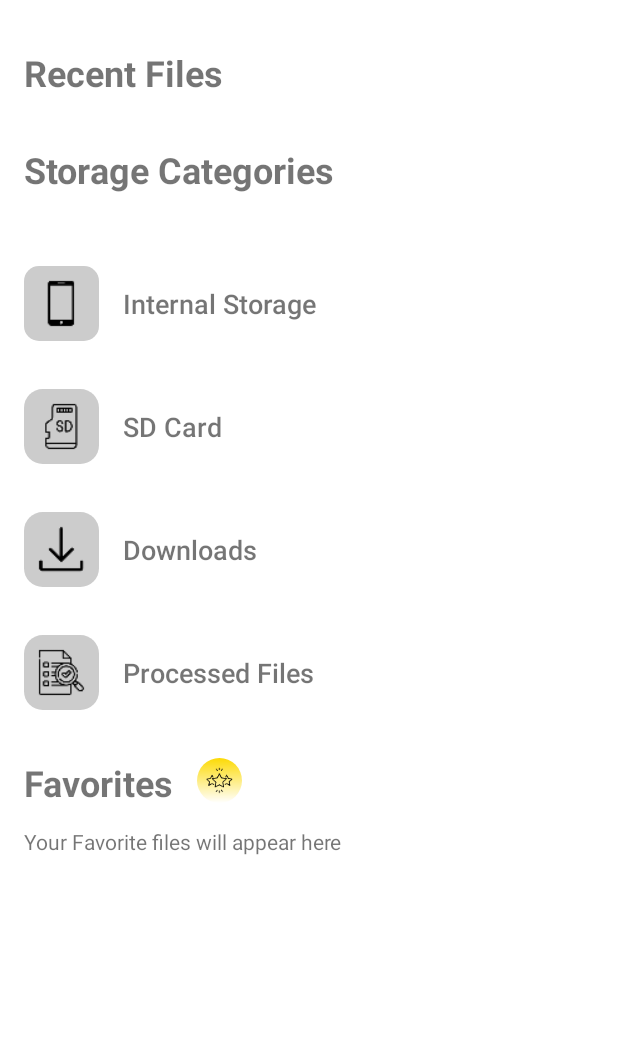
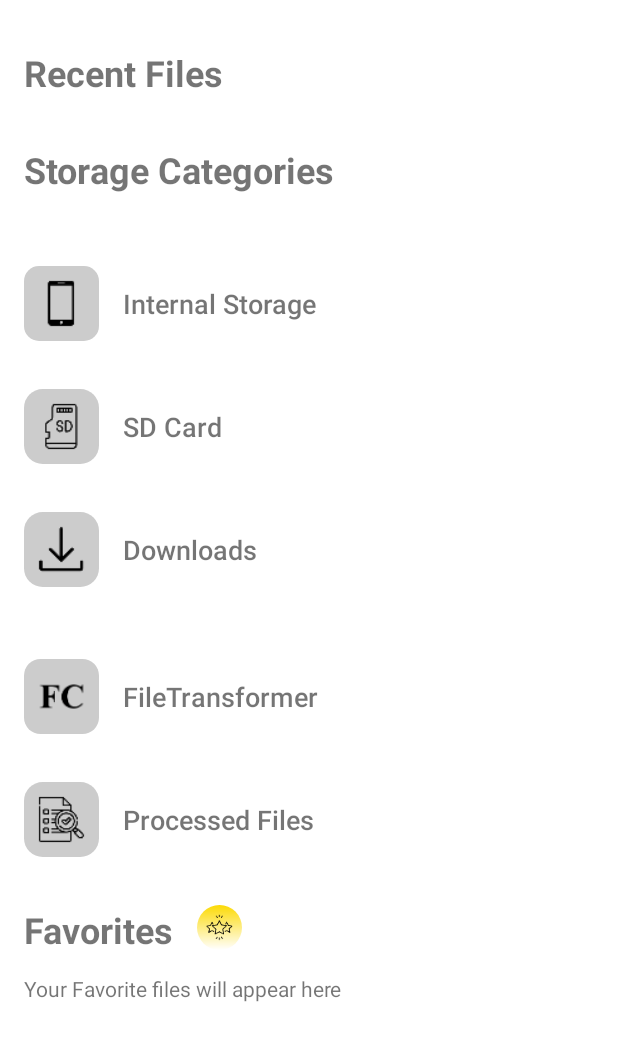
Before and after one commit to Cranked/AndroidFileConverter, an Android app: the layout fragment_home.xml on its own in the app's theme, with its tools: preview values and no code run, on a phone screen of 412 x 824 dp. Shown: the top 1041 px of the screen. Run offline under Robolectric (Android 15) with nearby library versions, the light colour scheme and no system bars.

Commit message:
filetransform option has inserted

```diff
--- a/app/src/main/java/com/cranked/androidfileconverter/ui/home/StorageModel.kt
+++ b/app/src/main/java/com/cranked/androidfileconverter/ui/home/StorageModel.kt
@@ -4,5 +4,6 @@ data class StorageModel(
     val internalStorageSize: String,
     val sdCardSize: String,
     val downloadSize: String,
+    val fileTransformFolderSize: String,
     val processedSize: String
 )
--- a/app/src/main/java/com/cranked/androidfileconverter/utils/file/FileUtility.kt
+++ b/app/src/main/java/com/cranked/androidfileconverter/utils/file/FileUtility.kt
@@ -3,6 +3,7 @@ package com.cranked.androidfileconverter.utils.file
 import android.os.Environment
 import com.cranked.androidcorelibrary.utility.FileUtils
 import com.cranked.androidfileconverter.ui.home.StorageModel
+import com.cranked.androidfileconverter.utils.Constants
 import java.io.File
 
 object FileUtility {
@@ -11,6 +12,8 @@ object FileUtility {
         val base_path = Environment.getExternalStorageDirectory().absolutePath + File.separator
         val downloads_path = base_path + Environment.DIRECTORY_DOWNLOADS
         val sdcard_path = System.getenv("EXTERNAL_STORAGE")
+        val fileTransformerPath = base_path + Constants.folderName
+        val fileTransformSize = FileUtils.getFolderFiles(fileTransformerPath, 1, 1).size.toString()
         val internalStorageSize = FileUtils.getFolderFiles(base_path, 1, 1)
             .filter { it.isDirectory or validtypes.contains(FileUtils.getExtension(it.name)) }.size.toString()
         val downloadSize = FileUtils.getFolderFiles(downloads_path, 1, 1)
@@ -26,6 +29,7 @@ object FileUtility {
             internalStorageSize,
             sdCardSize,
             downloadSize,
+            fileTransformSize,
             processedSize
         )
     }
--- /dev/null
+++ b/app/src/main/res/drawable/custom_radius_filetransform.xml
@@ -0,0 +1,12 @@
+<?xml version="1.0" encoding="utf-8"?>
+<layer-list xmlns:android="http://schemas.android.com/apk/res/android">
+    <item>
+        <shape android:shape="rectangle">
+            <corners android:radius="10dp" />
+            <solid android:color="@color/light_gray" />
+        </shape>
+    </item>
+    <item>
+        <bitmap android:src="@drawable/icon_text_app_name" />
+    </item>
+</layer-list>
--- a/app/src/main/res/layout/fragment_home.xml
+++ b/app/src/main/res/layout/fragment_home.xml
@@ -1,5 +1,6 @@
 <?xml version="1.0" encoding="utf-8"?>
-<layout xmlns:android="http://schemas.android.com/apk/res/android"
+<layout xmlns:tools="http://schemas.android.com/tools"
+    xmlns:android="http://schemas.android.com/apk/res/android"
     xmlns:app="http://schemas.android.com/apk/res-auto">
 
     <data>
@@ -145,6 +146,7 @@
                 android:id="@+id/downloadsConstraintLayout"
                 android:layout_width="0dp"
                 android:layout_height="wrap_content"
+                android:clickable="true"
                 android:padding="@dimen/side_margin"
                 app:layout_constraintEnd_toEndOf="parent"
                 app:layout_constraintStart_toStartOf="parent"
@@ -179,16 +181,60 @@
                     app:layout_constraintBottom_toBottomOf="parent"
                     app:layout_constraintEnd_toEndOf="parent"
                     app:layout_constraintTop_toTopOf="parent" />
+
+            </androidx.constraintlayout.widget.ConstraintLayout>
+
+            <androidx.constraintlayout.widget.ConstraintLayout
+                android:id="@+id/fileTransformerConstraintLayout"
+                android:layout_width="0dp"
+                android:layout_height="wrap_content"
+                android:layout_marginTop="16dp"
+                android:clickable="true"
+                android:padding="@dimen/side_margin"
+                app:layout_constraintEnd_toEndOf="parent"
+                app:layout_constraintStart_toStartOf="parent"
+                app:layout_constraintTop_toBottomOf="@+id/downloadsConstraintLayout">
+
+                <ImageView
+                    android:id="@+id/imageView7"
+                    android:layout_width="@dimen/image_size"
+                    android:layout_height="@dimen/image_size"
+                    app:layout_constraintBottom_toBottomOf="parent"
+                    app:layout_constraintStart_toStartOf="parent"
+                    app:layout_constraintTop_toTopOf="parent"
+                    app:srcCompat="@drawable/custom_radius_filetransform" />
+
+                <TextView
+                    android:id="@+id/textView2"
+                    android:layout_width="wrap_content"
+                    android:layout_height="wrap_content"
+                    android:layout_marginStart="@dimen/side_margin"
+                    android:fontFamily="sans-serif-medium"
+                    android:text="@string/app_name"
+                    android:textSize="@dimen/text_size"
+                    app:layout_constraintBottom_toBottomOf="parent"
+                    app:layout_constraintStart_toEndOf="@+id/imageView7"
+                    app:layout_constraintTop_toTopOf="parent" />
+
+                <TextView
+                    android:id="@+id/fileTransformerSizeTextView"
+                    android:layout_width="wrap_content"
+                    android:layout_height="wrap_content"
+                    android:text="@{viewModel.storageModel.fileTransformFolderSize}"
+                    app:layout_constraintBottom_toBottomOf="parent"
+                    app:layout_constraintEnd_toEndOf="parent"
+                    app:layout_constraintTop_toTopOf="parent" />
             </androidx.constraintlayout.widget.ConstraintLayout>
 
             <androidx.constraintlayout.widget.ConstraintLayout
                 android:id="@+id/constraintLayout4"
                 android:layout_width="0dp"
                 android:layout_height="wrap_content"
+                android:clickable="true"
                 android:padding="@dimen/side_margin"
                 app:layout_constraintEnd_toEndOf="parent"
                 app:layout_constraintStart_toStartOf="parent"
-                app:layout_constraintTop_toBottomOf="@+id/downloadsConstraintLayout">
+                app:layout_constraintTop_toBottomOf="@id/fileTransformerConstraintLayout">
 
                 <ImageView
                     android:id="@+id/imageView5"
```
Also changed, not shown: app/src/main/res/drawable-hdpi/icon_text_app_name.png (added), app/src/main/res/drawable-mdpi/icon_text_app_name.png (added), app/src/main/res/drawable-xhdpi/icon_text_app_name.png (added), app/src/main/res/drawable-xxhdpi/icon_text_app_name.png (added), app/src/main/res/drawable-xxxhdpi/icon_text_app_name.png (added).
